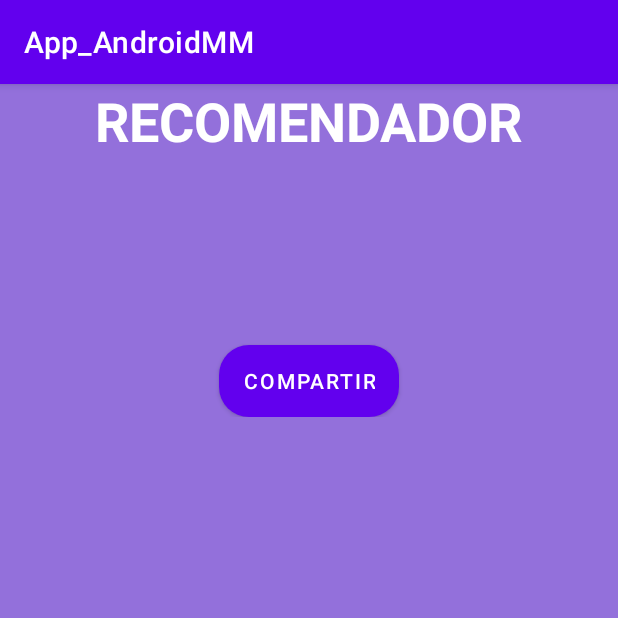
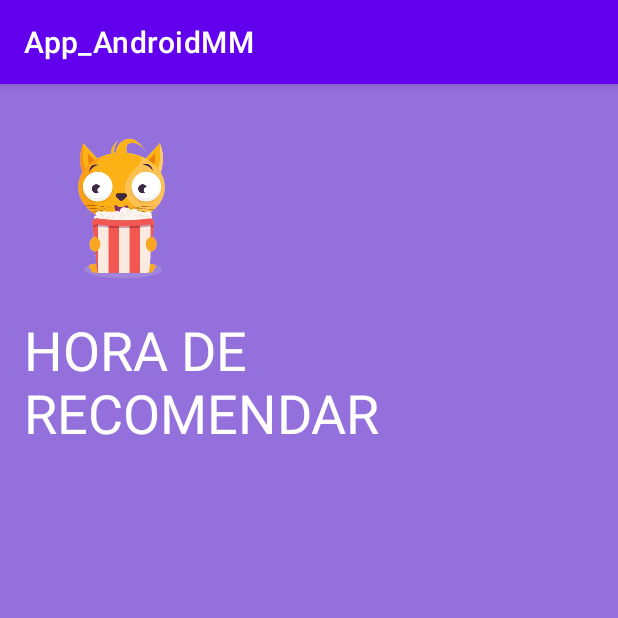
Before and after one commit to Jomexz/MovieModerna, an Android app: the ControlGenerar screen opened directly, with no data from a screen before it, on a phone screen of 412 x 824 dp, the top half of it. Run offline under Robolectric (Android 15) with nearby library versions, the phone set to English and light mode, and no system bars.

Commit message:
Actualizacion de vistas

```diff
--- a/app/src/main/res/layout/pagina_generar.xml
+++ b/app/src/main/res/layout/pagina_generar.xml
@@ -1,45 +1,47 @@
 <?xml version="1.0" encoding="utf-8"?>
 <ScrollView xmlns:android="http://schemas.android.com/apk/res/android"
             android:layout_width="match_parent"
-            android:layout_height="match_parent"
+            android:layout_height="match_parent" xmlns:app="http://schemas.android.com/apk/res-auto"
             android:background="#9370DB">
 
     <LinearLayout
+            android:id="@+id/parentLayout"
             android:layout_width="match_parent"
-            android:layout_height="match_parent"
-            android:orientation="vertical">
+            android:layout_height="wrap_content"
+            android:orientation="vertical"
+            android:padding="16dp">
+
+        <ImageView
+                android:layout_width="130dp"
+                android:layout_height="99dp"
+                android:layout_marginTop="17dp"
+                app:srcCompat="@drawable/gato"/>
 
         <TextView
                 android:layout_width="wrap_content"
                 android:layout_height="wrap_content"
-                android:text="RECOMENDADOR"
-                android:textColor="@android:color/white"
-                android:textSize="36sp"
-                android:textStyle="bold"
-                android:layout_gravity="center_horizontal" />
+                android:layout_marginTop="20dp"
+                android:text="HORA DE RECOMENDAR"
+                android:textColor="#FFFFFF"
+                android:textSize="36sp" />
 
         <ImageView
-                android:id="@+id/imgAppIcon"
+                android:id="@+id/ojo"
                 android:layout_width="133dp"
                 android:layout_height="110dp"
+                android:layout_marginTop="20dp"
+                android:layout_marginBottom="20dp"
                 android:scaleType="fitCenter"
                 android:layout_gravity="center_horizontal" />
 
         <androidx.recyclerview.widget.RecyclerView
-                android:id="@+id/movieRecyclerView"
+                android:id="@+id/recyclerView"
                 android:layout_width="match_parent"
-                android:layout_height="0dp"
-                android:layout_weight="1" />
+                android:layout_height="wrap_content"
+                android:layout_marginTop="20dp"
+                android:background="#9370DB"/>
 
-        <Button
-                android:id="@+id/shareButton"
-                android:layout_width="wrap_content"
-                android:layout_height="wrap_content"
-                android:text="COMPARTIR"
-                android:textColor="#FFFFFF"
-                android:background="@drawable/button_background"
-                android:layout_gravity="center_horizontal"
-                android:layout_marginTop="15dp"/>
+
 
     </LinearLayout>
 </ScrollView>
```
Also changed, not shown: app/src/main/res/layout/pagina_puntuar.xml (+7 -1 lines), app/src/main/res/layout/pagina_recomendar.xml (+7 -1 lines), app/src/main/res/layout/pagina_recuperar.xml (+10 -7 lines).
